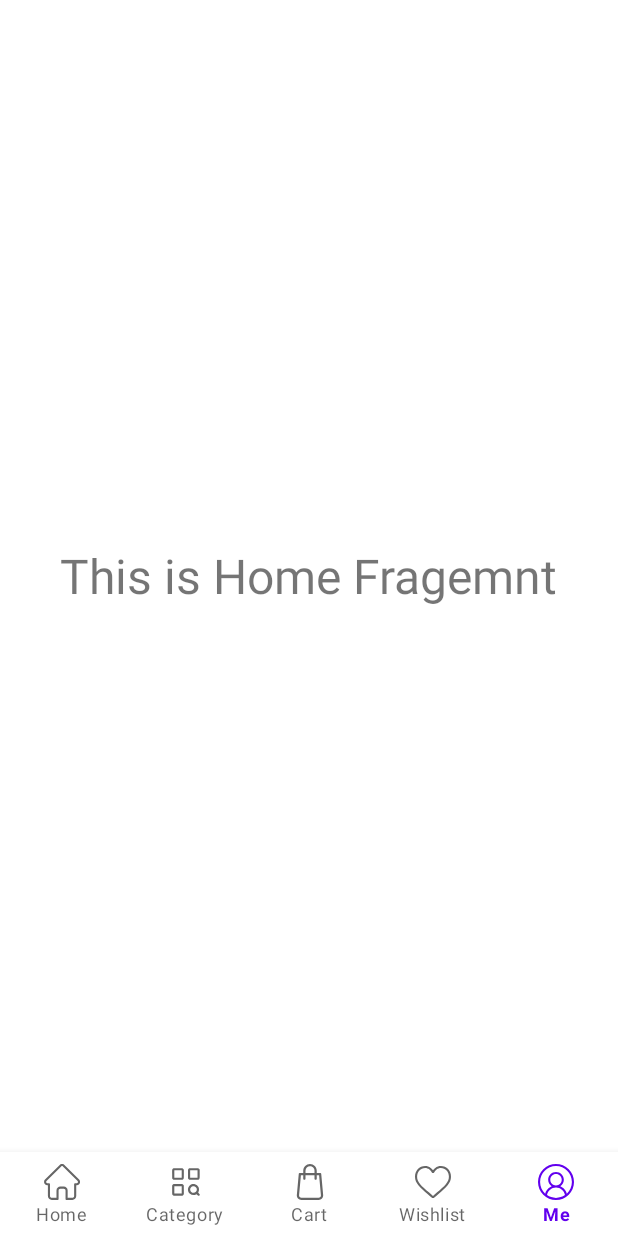
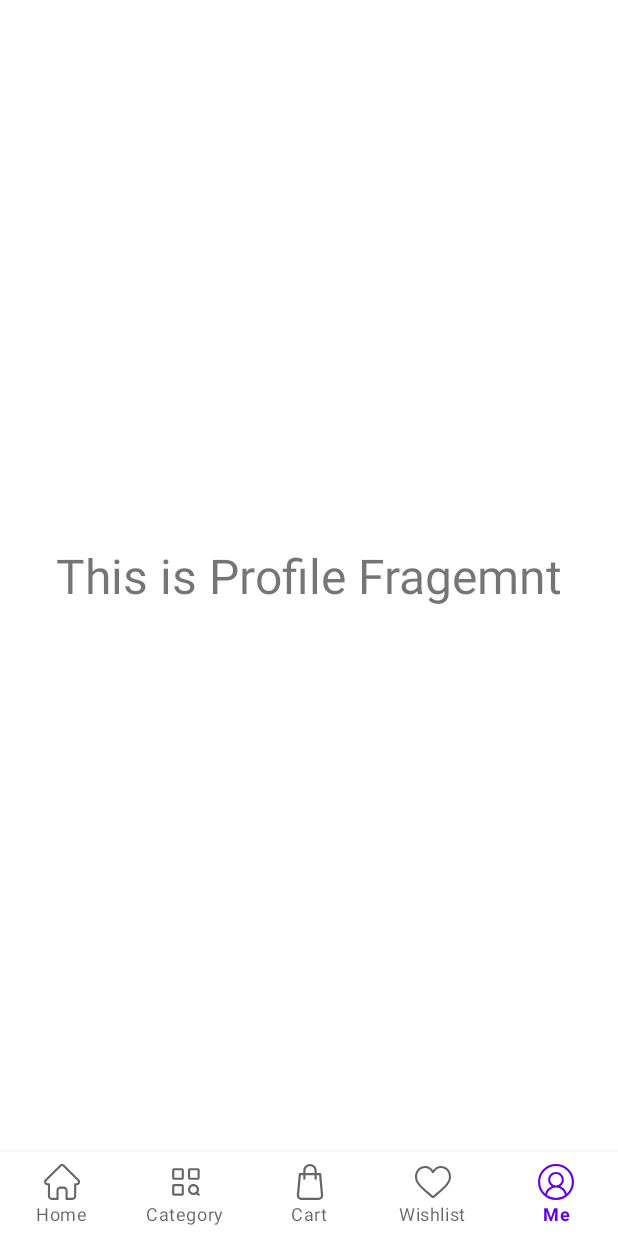
Before and after one commit to SwastikaC/FinalYearProject-e-commerce-, an Android app: the HomeFragment screen opened directly, with no data from a screen before it, item 5 of the bottom bar chosen, on a phone screen of 412 x 824 dp. Run offline under Robolectric (Android 15) with nearby library versions, the phone set to English and light mode, and no system bars; libraries missing offline, so code that uses them is left out: com.smarteist.autoimageslider; 2 statements that could not run were skipped.

Commit message:
E-commerce App

```diff
--- a/app/src/main/java/com/example/lookclassy/singleProductPage/SingleProductActivity.java
+++ b/app/src/main/java/com/example/lookclassy/singleProductPage/SingleProductActivity.java
@@ -143,7 +143,6 @@ public class SingleProductActivity extends AppCompatActivity {
                         }
                         addingToggle(false);
                         isAdding = false;
-
                     }
 
                     @Override
@@ -152,6 +151,8 @@ public class SingleProductActivity extends AppCompatActivity {
                         isAdding = false;
                     }
                 });
+
+
             }
             else {
                 Toast.makeText(getApplicationContext(), "Adding Already!!", Toast.LENGTH_SHORT).show();
--- a/app/src/main/res/layout/fragment_home.xml
+++ b/app/src/main/res/layout/fragment_home.xml
@@ -104,6 +104,7 @@
                     android:textSize="18sp" />
 
                 <TextView
+                    android:id="@+id/viewall"
                     android:layout_width="wrap_content"
                     android:layout_height="wrap_content"
                     android:layout_alignParentEnd="true"
--- a/app/src/main/res/layout/fragment_profile.xml
+++ b/app/src/main/res/layout/fragment_profile.xml
@@ -11,5 +11,5 @@
         android:layout_centerInParent="true"
         android:layout_width="wrap_content"
         android:layout_height="wrap_content"
-        android:text="This is Home Fragemnt" />
+        android:text="This is Profile Fragemnt" />
 </RelativeLayout>
--- a/app/src/main/res/layout/item_wishlist.xml
+++ b/app/src/main/res/layout/item_wishlist.xml
@@ -68,7 +68,7 @@
                 android:layout_height="wrap_content"
                 android:layout_marginLeft="10dp"
                 android:maxLines="2"
-                android:text="Rs 2000"
+                android:text="Rs 3000"
                 android:textColor="@color/primary"
                 android:textSize="14sp" />
         </LinearLayout>
```
